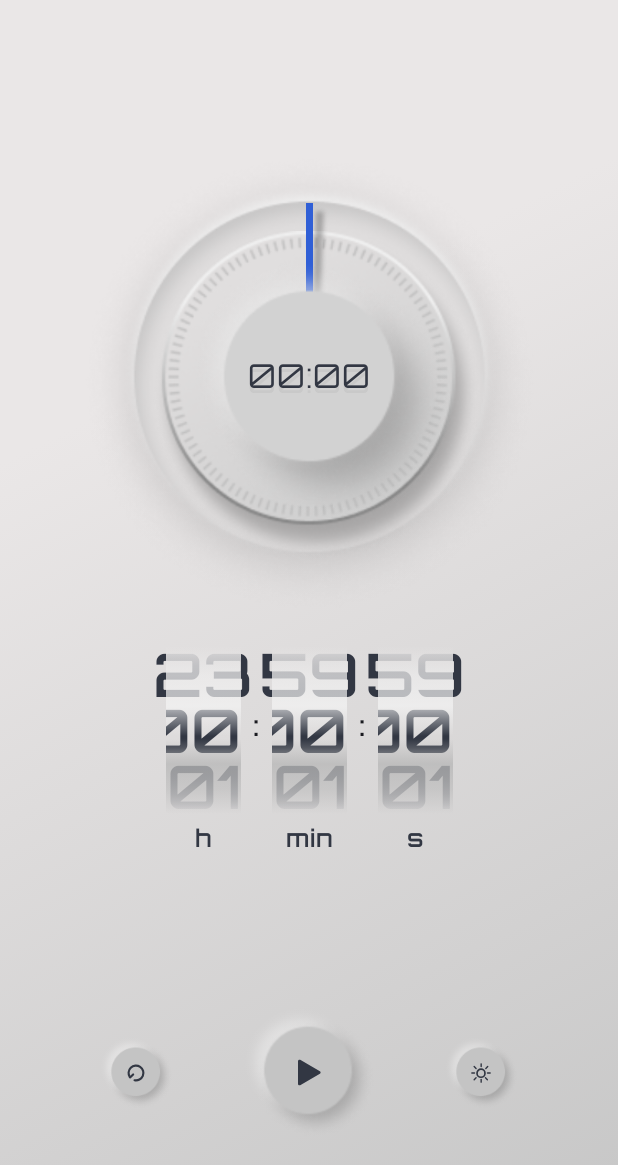
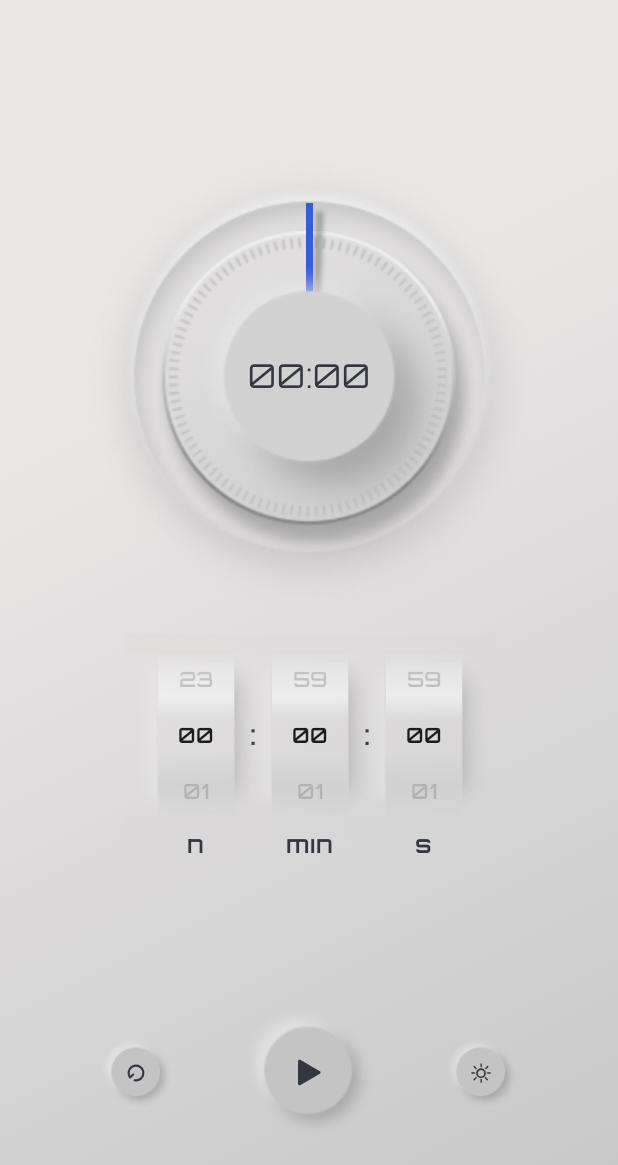
Before and after one commit to RUD0MIR/soft-timer-app, an Android app built with Jetpack Compose: the composable TimerScreen shown on its own in the app's theme, on a phone screen of 412 x 824 dp. Shown: the top 1165 px of the screen. Run offline under Robolectric (Android 15) with nearby library versions, the phone set to English and light mode, and no system bars; our stand-ins replace Dagger/Hilt's generated code.

Commit message:
Style changes: Update number picker shadow and light effects

```diff
--- a/app/src/main/java/com/softtimer/MainActivity.kt
+++ b/app/src/main/java/com/softtimer/MainActivity.kt
@@ -59,7 +59,6 @@ class MainActivity : ComponentActivity() {
         }
     }
 
-    @RequiresApi(Build.VERSION_CODES.Q)
     override fun onCreate(savedInstanceState: Bundle?) {
         super.onCreate(savedInstanceState)
         setContent {
--- a/app/src/main/java/com/softtimer/ui/PickerSection.kt
+++ b/app/src/main/java/com/softtimer/ui/PickerSection.kt
@@ -7,6 +7,7 @@ import androidx.compose.animation.core.LinearEasing
 import androidx.compose.animation.core.animate
 import androidx.compose.animation.core.tween
 import androidx.compose.foundation.Canvas
+import androidx.compose.foundation.Image
 import androidx.compose.foundation.background
 import androidx.compose.foundation.layout.Arrangement
 import androidx.compose.foundation.layout.Box
@@ -16,8 +17,10 @@ import androidx.compose.foundation.layout.fillMaxHeight
 import androidx.compose.foundation.layout.fillMaxSize
 import androidx.compose.foundation.layout.fillMaxWidth
 import androidx.compose.foundation.layout.height
+import androidx.compose.foundation.layout.offset
 import androidx.compose.foundation.layout.padding
 import androidx.compose.foundation.layout.size
+import androidx.compose.foundation.layout.width
 import androidx.compose.material3.Text
 import androidx.compose.runtime.Composable
 import androidx.compose.runtime.LaunchedEffect
@@ -28,14 +31,18 @@ import androidx.compose.runtime.rememberCoroutineScope
 import androidx.compose.runtime.setValue
 import androidx.compose.ui.Alignment
 import androidx.compose.ui.Modifier
+import androidx.compose.ui.draw.alpha
 import androidx.compose.ui.graphics.Brush
 import androidx.compose.ui.graphics.Color
+import androidx.compose.ui.layout.ContentScale
+import androidx.compose.ui.res.painterResource
 import androidx.compose.ui.text.font.FontWeight
 import androidx.compose.ui.text.style.TextAlign
 import androidx.compose.ui.tooling.preview.Preview
 import androidx.compose.ui.unit.dp
 import androidx.compose.ui.unit.sp
 import androidx.compose.ui.viewinterop.AndroidView
+import com.softtimer.R
 import com.softtimer.service.TimerService
 import com.softtimer.service.TimerState
 import com.softtimer.ui.theme.Black
@@ -51,8 +58,6 @@ import com.softtimer.util.getNumbersWithPad
 private var pickerVisibility by mutableStateOf(1f)
 private var isVisible by mutableStateOf(true)
 
-
-@RequiresApi(Build.VERSION_CODES.Q)
 @Composable
 fun PickerSection(timerService: TimerService) {
     val timerState = timerService.timerState
@@ -97,12 +102,11 @@ fun PickerSection(timerService: TimerService) {
     }
 
     if (isVisible) {
-        Column(
-            verticalArrangement = Arrangement.Center,
-            horizontalAlignment = Alignment.CenterHorizontally,
+        Box(
+            contentAlignment = Alignment.Center,
             modifier = Modifier
                 .fillMaxWidth()
-                .height(155.dp)
+                .height(164.dp)
         ) {
             Row(
                 modifier = Modifier.fillMaxWidth(),
@@ -110,42 +114,26 @@ fun PickerSection(timerService: TimerService) {
                 horizontalArrangement = Arrangement.Center
             ) {
                 StyledNumberPicker(
+                    modifier = Modifier.offset(x = 14.dp),
                     value = timerService.hState,
                     values = getNumbersWithPad(1..23),
+                    showDivider = true,
                     name = "h"
                 ) { selectedItem ->
                     timerService.hState = selectedItem
                 }
 
-                Text(
-                    modifier = Modifier
-                        .padding(start = 8.dp, end = 8.dp, bottom = 34.dp),
-                    text = ":",
-                    fontFamily = Orbitron,
-                    fontSize = 18.sp,
-                    fontWeight = FontWeight.SemiBold,
-                    textAlign = TextAlign.Center
-                )
-
                 StyledNumberPicker(
                     value = timerService.minState,
                     values = getNumbersWithPad(1..59),
-                    name = "min"
+                    name = "min",
+                    showDivider = true,
                 ) { selectedItem ->
                     timerService.minState = selectedItem
                 }
 
-                Text(
-                    modifier = Modifier
-                        .padding(start = 8.dp, end = 8.dp, bottom = 34.dp),
-                    text = ":",
-                    fontFamily = Orbitron,
-                    fontSize = 18.sp,
-                    fontWeight = FontWeight.SemiBold,
-                    textAlign = TextAlign.Center
-                )
-
                 StyledNumberPicker(
+                modifier = Modifier.offset(x = (-14).dp),
                     value = timerService.sState,
                     values = getNumbersWithPad(1..59),
                     name = "s"
@@ -153,35 +141,76 @@ fun PickerSection(timerService: TimerService) {
                     timerService.sState = selectedItem
                 }
             }
+
+            //a crutch that overlaps numbers that go beyond the picker's top boundaries
+            Box(modifier = Modifier
+                .fillMaxWidth(0.6f)
+                .align(Alignment.TopCenter)
+                .height(13.dp)
+                .background(Brush.horizontalGradient(colors = listOf(
+                    Color(0xFFE1DEDE).copy(pickerVisibility),
+                    Color(0xFFDBD9D9).copy(pickerVisibility)
+                )))
+            )
+
+            //a crutch that overlaps numbers that go beyond the picker's bottom boundaries
+            Box(modifier = Modifier
+                .fillMaxWidth(0.6f)
+                .align(Alignment.BottomCenter)
+                .padding(bottom = 27.dp)
+                .height(15.dp)
+                .background(Brush.horizontalGradient(colors = listOf(
+                    Color(0xFFDBD9D9).copy(pickerVisibility),
+                    Color(0xFFD5D4D4).copy(pickerVisibility)
+                )))
+            )
         }
     }
 }
 
-@RequiresApi(Build.VERSION_CODES.Q)
 @Composable
 fun StyledNumberPicker(
+    modifier: Modifier = Modifier,
     value: Int,
     values: List<String>,
+    showDivider: Boolean = false,
     name: String,
     onValueChanged: (Int) -> Unit
 ) {
     Box(
-        modifier = Modifier.size(width = 50.dp, height = 140.dp),
+        modifier = modifier.size(width = 90.dp, height = 140.dp),
     ) {
-        Text(
-            modifier = Modifier.align(Alignment.BottomCenter),
-            text = name,
-            fontFamily = Orbitron,
-            fontSize = 16.sp,
-            color = Black.copy(pickerVisibility),
-            fontWeight = FontWeight.SemiBold
+        //shadows behind number picker
+        Image(
+            modifier = Modifier
+                .fillMaxWidth()
+                .fillMaxHeight(0.8f)
+                .alpha(pickerVisibility),
+            painter = painterResource(id = R.drawable.picker_shadow),
+            contentDescription = null,
+            contentScale = ContentScale.FillBounds
         )
+
+        if(showDivider) {
+            //colon divider
+            Text(
+                modifier = Modifier
+                    .align(Alignment.CenterEnd)
+                    .padding(bottom = 29.dp, end = 4.dp),
+                text = ":",
+                color = Black.copy(pickerVisibility),
+                fontFamily = Orbitron,
+                fontSize = 18.sp,
+                fontWeight = FontWeight.SemiBold,
+                textAlign = TextAlign.Center
+            )
+        }
 
         //NumberPicker
         Box(
             modifier = Modifier
                 .align(Alignment.TopCenter)
-                .fillMaxWidth()
+                .fillMaxWidth(0.56f)
                 .fillMaxHeight(0.80f),
         ) {
             AndroidView(
@@ -189,27 +218,29 @@ fun StyledNumberPicker(
                 factory = { context ->
                     NumberPicker(context).apply {
                         minValue = 0
+                        wrapSelectorWheel = true
                         maxValue = values.size - 1
                         displayedValues = values.toTypedArray()
-                        textColor = Black.copy(pickerVisibility).hashCode()
-                        textSize = 60f
+//                        textColor = Black.copy(pickerVisibility).hashCode()
+//                        textSize = 60f
                         setOnValueChangedListener { numberPicker, i, i2 ->
                             onValueChanged(numberPicker.value)
                         }
                     }
                 },
-                update = { picker ->
-                    picker.apply {
-                        textColor = Black.copy(pickerVisibility).hashCode()
-                    }
-
-                }
+//                update = { picker ->
+//                    picker.apply {
+//                        textColor = Black.copy(pickerVisibility).hashCode()
+//                    }
+//
+//                }
             )
 
             //shadow effect
             Canvas(
                 modifier = Modifier
-                    .size(50.dp)
+                    .height(45.dp)
+                    .fillMaxWidth()
                     .align(Alignment.BottomCenter)
             ) {
                 drawRect(
@@ -219,11 +250,6 @@ fun StyledNumberPicker(
                             FaintShadow.copy(
                                 if (pickerVisibility - FaintShadow.alpha >= 0)
                                     pickerVisibility - FaintShadow.alpha
-                                else 0f
-                            ),
-                            FaintShadow1.copy(
-                                if (pickerVisibility - FaintShadow1.alpha >= 0)
-                                    pickerVisibility - FaintShadow1.alpha
                                 else 0f
                             ),
                             Color.Transparent
@@ -236,7 +262,8 @@ fun StyledNumberPicker(
             Canvas(
                 modifier = Modifier
                     .align(Alignment.TopCenter)
-                    .size(60.dp)
+                    .fillMaxWidth()
+                    .height(45.dp)
             ) {
                 drawRect(
                     brush = Brush.verticalGradient(
@@ -258,6 +285,15 @@ fun StyledNumberPicker(
                 )
             }
         }
+
+        Text(
+            modifier = Modifier.align(Alignment.BottomCenter),
+            text = name,
+            fontFamily = Orbitron,
+            fontSize = 16.sp,
+            color = Black.copy(pickerVisibility),
+            fontWeight = FontWeight.SemiBold
+        )
     }
 }
 
@@ -273,7 +309,7 @@ fun TestPreview() {
                 .background(Color(0xFFDAD8D8)),
             contentAlignment = Alignment.Center
         ) {
-
+           PickerSection(timerService = TimerService())
         }
     }
 }
--- a/app/src/main/java/com/softtimer/ui/theme/Color.kt
+++ b/app/src/main/java/com/softtimer/ui/theme/Color.kt
@@ -15,7 +15,7 @@ val ButtonGray = Color(0xFFC4C4C4)
 val Black = Color(0xFF323743)
 val Shadow = Color(0xFFB4B4B4)
 val DarkShadow = Color(0x51252525)
-val FaintShadow = Color(0x4AB4B4B4)
+val FaintShadow = Color(0x48CFCFCF)
 val FaintShadow1 = Color(0x86B4B4B4)
 val Light = Color(0xFFF5F5F5)
 val FaintLight1 = Color(0x88F5F5F5)
```
Also changed, not shown: app/src/main/res/drawable/picker_shadow.png (added).
